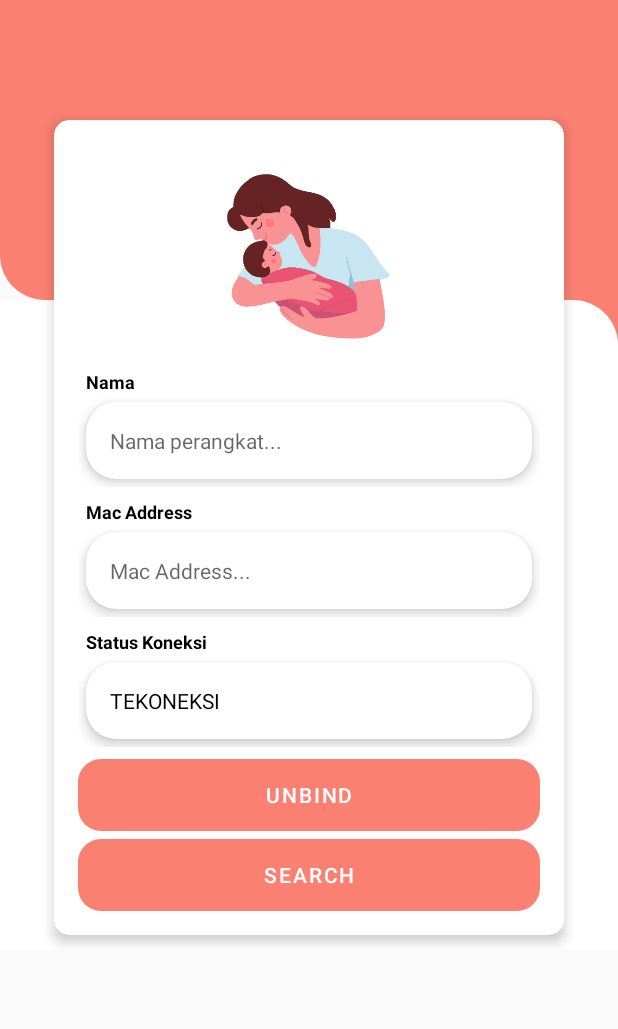
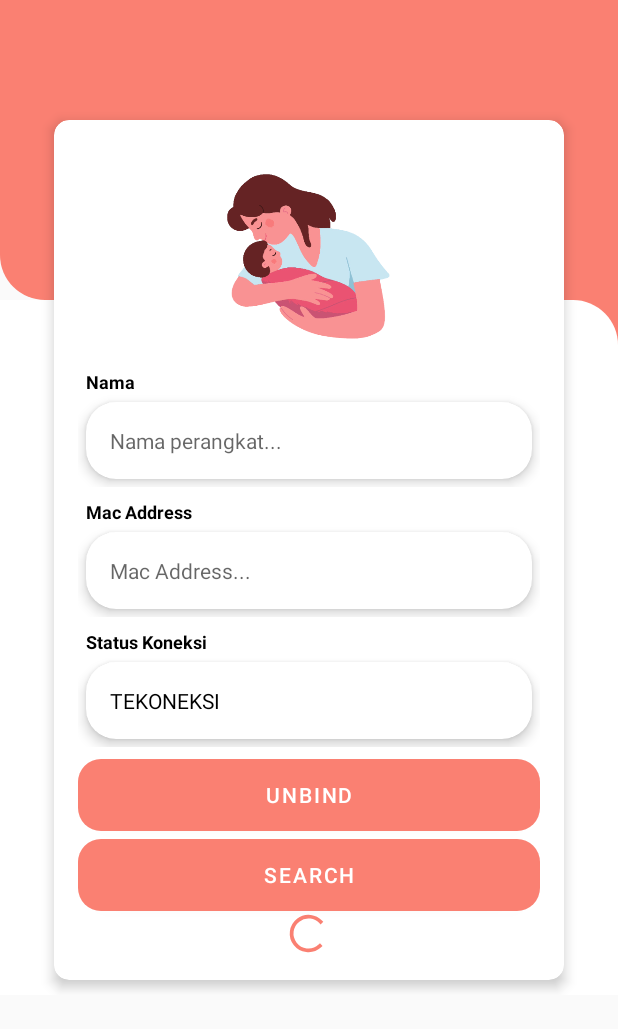
Before and after one commit to firdausshinoda/bayiku, an Android app: the layout fragment_informasi.xml on its own in the app's theme, with its tools: preview values and no code run, on a phone screen of 412 x 824 dp. Shown: the top 1029 px of the screen. Run offline under Robolectric (Android 15) with nearby library versions, the phone set to English and light mode, and no system bars.

Commit message:
78222319

```diff
--- a/app/src/main/res/layout/fragment_informasi.xml
+++ b/app/src/main/res/layout/fragment_informasi.xml
@@ -159,6 +159,13 @@
                         app:backgroundTint="@color/primary"
                         app:cornerRadius="15dp"
                         app:elevation="10dp"/>
+                    <ProgressBar
+                        android:id="@+id/progress_cari"
+                        android:layout_width="30dp"
+                        android:layout_height="30dp"
+                        android:visibility="visible"
+                        android:layout_gravity="center"
+                        android:indeterminateTint="@color/primary" />
                 </LinearLayout>
             </com.google.android.material.card.MaterialCardView>
         </LinearLayout>
--- a/app/src/main/res/menu/toolbar_main.xml
+++ b/app/src/main/res/menu/toolbar_main.xml
@@ -6,6 +6,7 @@
         android:icon="@drawable/ic_round_autorenew_24"
         android:iconTint="@color/white"
         android:title="Searching..."
+        android:visible="false"
         app:showAsAction="always|withText">
     </item>
 </menu>
```
Also changed, not shown: app/src/main/java/com/example/bayiku/ui/MainActivity.java (+18 -6 lines), app/src/main/java/com/example/bayiku/ui/main/InformasiFragment.java (+33 -22 lines).
